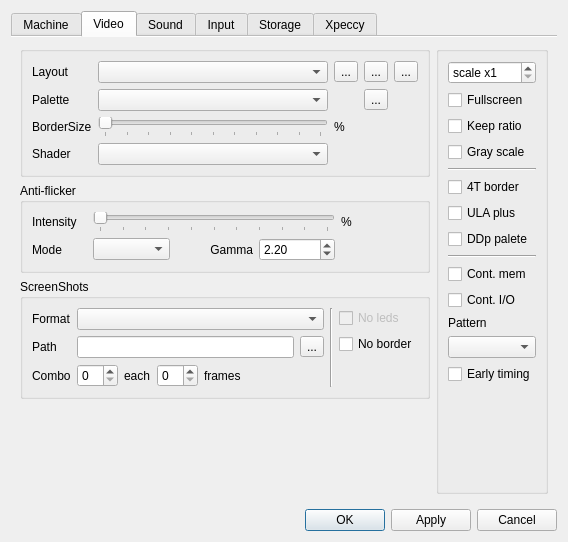
First picture: the form in ui/setupwin.ui, repository samstyle/Xpeccy, before the edit.
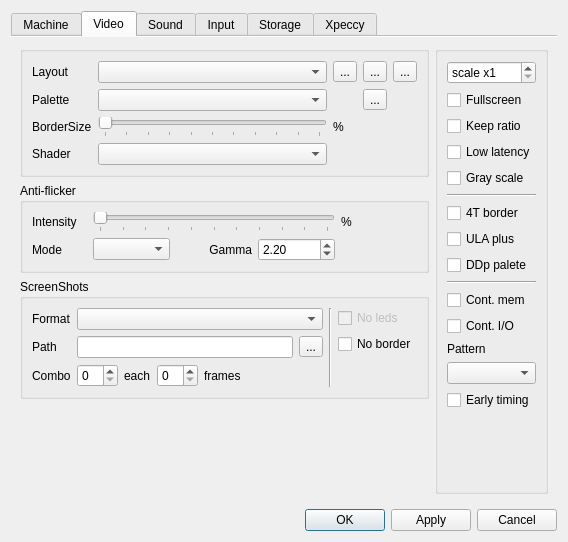
Second picture: the form after the edit. The open tabs and pages were chosen to show the change. Icons and pictures are not drawn. Custom widgets are drawn as their Qt base class.

Commit message: Cut display latency, fix frame slip, add Low latency option

Diff of the .ui file:
```diff
--- a/ui/setupwin.ui
+++ b/ui/setupwin.ui
@@ -817,6 +817,16 @@
               </property>
              </widget>
             </item>
+            <item>
+             <widget class="QCheckBox" name="cbLowLat">
+              <property name="toolTip">
+               <string>Show each frame at once for low input lag (best with VRR / high refresh). Off: buffer frames for smoother motion on fixed-refresh displays.</string>
+              </property>
+              <property name="text">
+               <string>Low latency</string>
+              </property>
+             </widget>
+            </item>
             <item>
              <widget class="QCheckBox" name="grayscale">
               <property name="text">
```
The commit also changes 5 other files.
